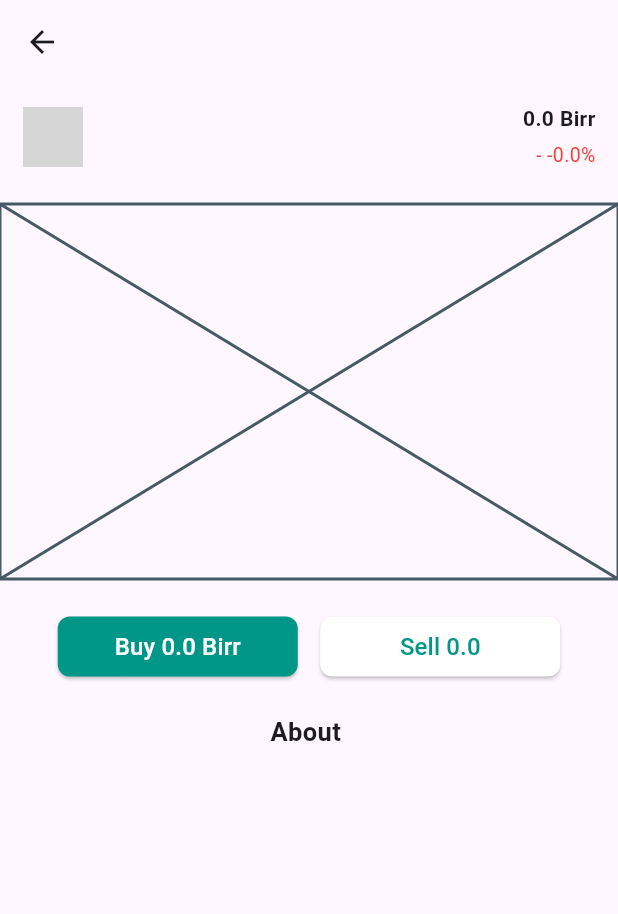
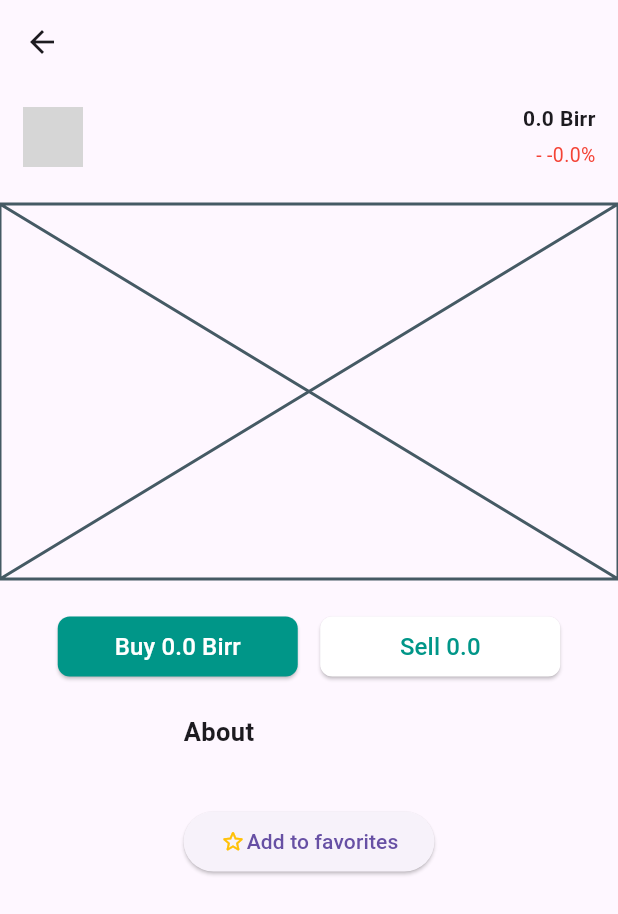
Before and after one commit to BeteabAdmassu/ethioinvest, a Flutter app: the Trade screen opened directly with empty values, on a phone screen of 412 x 824 dp. Shown: the top 914 px of the screen. Run offline on Flutter 3.47's test engine with Material 3 defaults, Android fonts, the phone set to English and light mode, and no system bars; our stand-ins replace appwrite, flutter_riverpod, shared_preferences; accounts and stored records are empty; grey boxes are pictures that could not be loaded.

Commit message:
purchase page complete

```diff
--- a/lib/models/Wallet.dart
+++ b/lib/models/Wallet.dart
@@ -1,6 +1,6 @@
 class Wallet {
   final String userId;
-  final double balance;
+  double balance;
 
   Wallet({required this.userId, required this.balance});
 
--- a/lib/providers/auth_provider.dart
+++ b/lib/providers/auth_provider.dart
@@ -3,9 +3,9 @@ import 'package:flutter_riverpod/flutter_riverpod.dart';
 import 'package:shared_preferences/shared_preferences.dart';
 import '../services/auth_service.dart';
 import '../views/home_screen.dart';
-import '../models/wallet.dart';
+import '../models/Wallet.dart';
 import 'wallet_provider.dart';
-import '../models/auth.dart';
+import '../models/Auth.dart';
 import '../providers/favorites_provider.dart';
 
 class AuthNotifier extends StateNotifier<AuthState> {
--- a/lib/providers/portfolio_provider.dart
+++ b/lib/providers/portfolio_provider.dart
@@ -1,6 +1,6 @@
 import 'package:ethioinvest/models/Portfolio.dart';
+import 'package:ethioinvest/services/portfolio_service.dart';
 import 'package:flutter_riverpod/flutter_riverpod.dart';
-import '../services/Portfolio_service.dart';
 import '../models/Stock.dart';
 import '../providers/stock_provider.dart';
 
--- a/lib/providers/wallet_provider.dart
+++ b/lib/providers/wallet_provider.dart
@@ -1,5 +1,5 @@
 import 'package:flutter_riverpod/flutter_riverpod.dart';
-import '../models/wallet.dart';
+import '../models/Wallet.dart';
 import '../services/wallet_service.dart';
 
 class WalletStateNotifier extends StateNotifier<List<Wallet>> {
--- a/lib/services/wallet_service.dart
+++ b/lib/services/wallet_service.dart
@@ -1,7 +1,7 @@
 import 'package:appwrite/appwrite.dart';
 import 'package:flutter_riverpod/flutter_riverpod.dart';
 import '../providers/database_provider.dart';
-import '../models/wallet.dart';
+import '../models/Wallet.dart';
 
 final walletProvider = Provider((ref) {
   final databases = ref.watch(databasesProvider);
--- a/lib/views/trade.dart
+++ b/lib/views/trade.dart
@@ -1,15 +1,12 @@
 import 'package:ethioinvest/models/Stock.dart';
-import 'package:ethioinvest/providers/auth_provider.dart';
 import 'package:ethioinvest/views/checkout.dart';
 import 'package:flutter/material.dart';
-import 'package:flutter/widgets.dart';
 import 'package:flutter_riverpod/flutter_riverpod.dart';
 
 class Trade extends ConsumerWidget {
   final Stock stock;
   Trade({super.key, required this.stock});
   final TextEditingController _quantityController = TextEditingController();
-  double _totalCost = 0.0;
 
   @override
   build(BuildContext context, WidgetRef ref) {
@@ -152,7 +149,24 @@ class Trade extends ConsumerWidget {
                     const SizedBox(
                       height: 8,
                     ),
-                    Text(stock.description)
+                    Text(stock.description),
+                    const SizedBox(
+                      height: 8,
+                    ),
+                    ElevatedButton(
+                        onPressed: () {
+                          //implement here
+                        },
+                        child: const Row(
+                          mainAxisSize: MainAxisSize.min,
+                          children: [
+                            Icon(
+                              Icons.star_outline_rounded,
+                              color: Colors.amber,
+                            ),
+                            Text('Add to favorites')
+                          ],
+                        ))
                   ],
                 ),
               )
@@ -162,6 +176,7 @@ class Trade extends ConsumerWidget {
   }
 
   void _showBuyDialog(BuildContext context) {
+    double _totalCost = 0.0;
     showDialog(
       context: context,
       builder: (BuildContext context) {
@@ -233,26 +248,5 @@ class Trade extends ConsumerWidget {
     );
   }
 
-  @override
-  void dispose() {
-    _quantityController.dispose();
-  }
-
-  void buy(String userId, WidgetRef ref) {
-    // int quantity = 4;
-    // PortfolioItem portfolioItem = PortfolioItem(
-    //     userId: userId, stockId: stock.stockId, quantity: quantity);
-    // ref.read(portfolioStateProvider.notifier).createPortfolio(portfolioItem);
-    // Transaction transaction = Transaction(
-    //     stockId: stock.stockId,
-    //     transactionType: 'buy',
-    //     quantity: quantity,
-    //     pricePerShare: stock.averagePrice,
-    //     totalAmount: stock.averagePrice * quantity,
-    //     transactionDate: DateTime.now().toString(),
-    //     userId: userId);
-    // ref.read(transactionStateProvider.notifier).createTransaction(transaction);
-  }
-
   void sell() {}
 }
--- a/pubspec.yaml
+++ b/pubspec.yaml
@@ -21,7 +21,5 @@ dev_dependencies:
 flutter:
   uses-material-design: true
   assets:
-    - assets\logo\logo.bg.no.png
-    - assets\logo\logo.bg.png
-    - assets\logo\logo.png
+    - assets/logo/
     - assets/companyLogos/
```
Also changed, not shown: lib/views/checkout.dart (+80 -10 lines).
